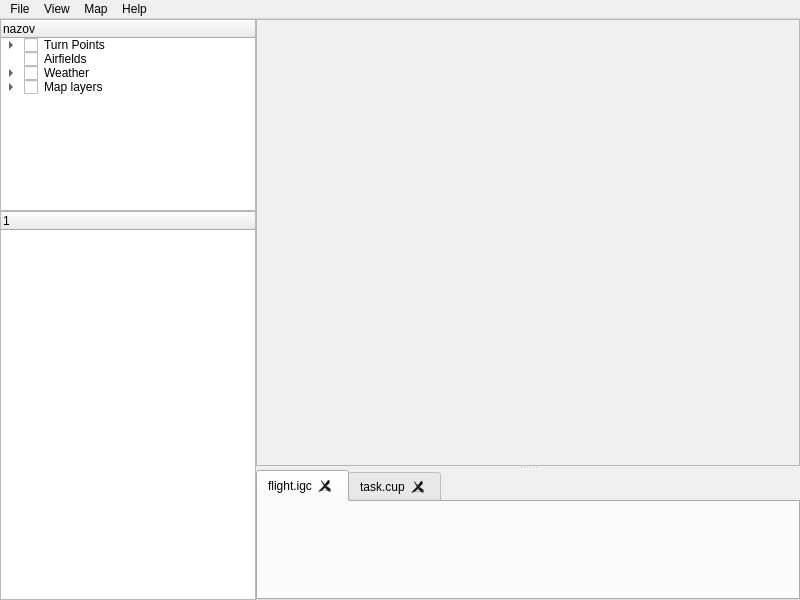
This is Experiments/MainWindowDesign/mainwindow.ui in updraft/updraft as Qt 5 draws it before an edit. The edited form follows.
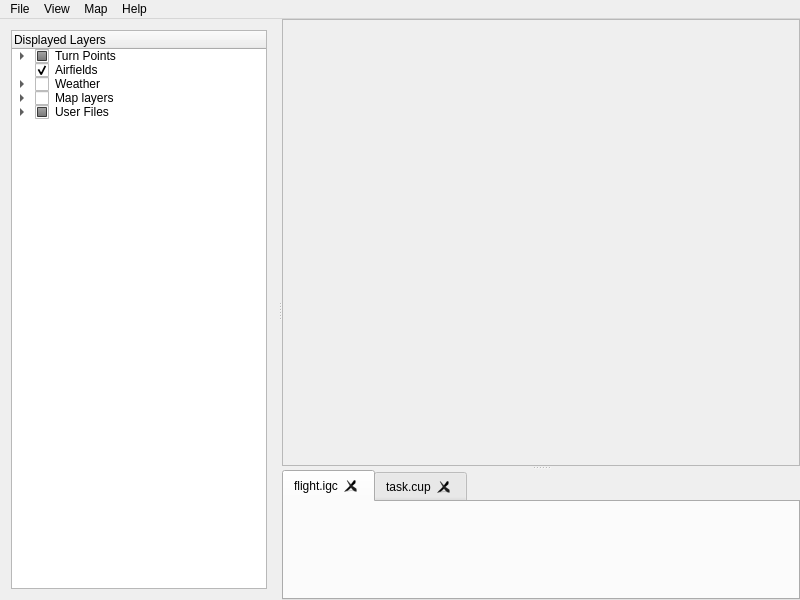
This is the edited form. Icons and pictures are not drawn.

Commit message: Modified main window design.

The edit to the form file:
```diff
--- a/Experiments/MainWindowDesign/mainwindow.ui
+++ b/Experiments/MainWindowDesign/mainwindow.ui
@@ -20,54 +20,17 @@
    <string>MainWindow</string>
   </property>
   <widget class="QWidget" name="centralWidget">
+   <layout class="QGridLayout" name="gridLayout_3">
+    <property name="margin">
+     <number>0</number>
+    </property>
+    <item row="0" column="0">
+     <widget class="QSplitter" name="splitter">
+      <property name="orientation">
+       <enum>Qt::Horizontal</enum>
+      </property>
+      <widget class="QWidget" name="layoutWidget">
    <layout class="QVBoxLayout" name="verticalLayout">
-    <property name="spacing">
-     <number>0</number>
-    </property>
-    <property name="margin">
-     <number>0</number>
-    </property>
-    <item>
-     <layout class="QHBoxLayout" name="horizontalLayout">
-      <property name="spacing">
-       <number>0</number>
-      </property>
-      <item>
-       <widget class="QScrollArea" name="scrollArea">
-        <property name="sizePolicy">
-         <sizepolicy hsizetype="Fixed" vsizetype="Expanding">
-          <horstretch>0</horstretch>
-          <verstretch>0</verstretch>
-         </sizepolicy>
-        </property>
-        <property name="frameShape">
-         <enum>QFrame::NoFrame</enum>
-        </property>
-        <property name="frameShadow">
-         <enum>QFrame::Plain</enum>
-        </property>
-        <property name="lineWidth">
-         <number>0</number>
-        </property>
-        <property name="widgetResizable">
-         <bool>true</bool>
-        </property>
-        <widget class="QWidget" name="scrollAreaWidgetContents">
-         <property name="geometry">
-          <rect>
-           <x>0</x>
-           <y>0</y>
-           <width>256</width>
-           <height>578</height>
-          </rect>
-         </property>
-         <layout class="QVBoxLayout" name="verticalLayout_2">
-          <property name="spacing">
-           <number>0</number>
-          </property>
-          <property name="margin">
-           <number>0</number>
-          </property>
           <item>
            <widget class="QTreeWidget" name="treeWidget_2">
             <property name="sizePolicy">
@@ -81,7 +44,7 @@
             </property>
             <column>
              <property name="text">
-              <string>nazov</string>
+            <string>Displayed Layers</string>
              </property>
             </column>
             <item>
@@ -89,7 +52,7 @@
               <string>Turn Points</string>
              </property>
              <property name="checkState">
-              <enum>Unchecked</enum>
+            <enum>PartiallyChecked</enum>
              </property>
              <item>
               <property name="text">
@@ -137,7 +100,7 @@
               <string>Airfields</string>
              </property>
              <property name="checkState">
-              <enum>Unchecked</enum>
+            <enum>Checked</enum>
              </property>
             </item>
             <item>
@@ -188,31 +151,34 @@
               </property>
              </item>
             </item>
-           </widget>
-          </item>
           <item>
-           <widget class="QTreeWidget" name="treeWidget">
-            <property name="sizePolicy">
-             <sizepolicy hsizetype="Expanding" vsizetype="Expanding">
-              <horstretch>0</horstretch>
-              <verstretch>0</verstretch>
-             </sizepolicy>
-            </property>
-            <property name="lineWidth">
-             <number>0</number>
-            </property>
-            <column>
+           <property name="text">
+            <string>User Files</string>
+           </property>
+           <property name="checkState">
+            <enum>PartiallyChecked</enum>
+           </property>
+           <item>
              <property name="text">
-              <string notr="true">1</string>
-             </property>
-            </column>
+             <string>flight.igc</string>
+            </property>
+            <property name="checkState">
+             <enum>Checked</enum>
+            </property>
+           </item>
+           <item>
+            <property name="text">
+             <string>task.cup</string>
+            </property>
+            <property name="checkState">
+             <enum>Unchecked</enum>
+            </property>
+           </item>
+          </item>
            </widget>
           </item>
          </layout>
         </widget>
-       </widget>
-      </item>
-      <item>
        <widget class="QSplitter" name="splitter_2">
         <property name="sizePolicy">
          <sizepolicy hsizetype="Expanding" vsizetype="Expanding">
@@ -274,12 +240,6 @@
            <height>130</height>
           </size>
          </property>
-         <property name="tabShape">
-          <enum>QTabWidget::Rounded</enum>
-         </property>
-         <property name="currentIndex">
-          <number>0</number>
-         </property>
          <property name="tabsClosable">
           <bool>true</bool>
          </property>
@@ -298,8 +258,7 @@
          </widget>
         </widget>
        </widget>
-      </item>
-     </layout>
+     </widget>
     </item>
    </layout>
   </widget>
```
Left out of the diff: 35 changed lines with no effect on the pictures. Lines whose indentation alone changed are shown as unchanged. The commit also changes 3 other files.
